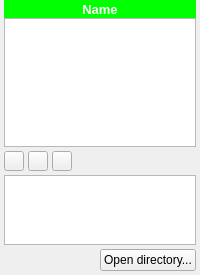
Old version of the form spinetoolbox/ui/subwindow_view.ui in the repository spine-tools/Spine-Toolbox.
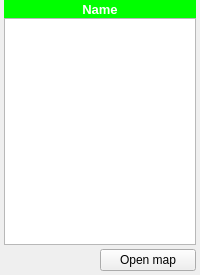
New version of the form. Icons and pictures are not drawn. Custom widgets are drawn as their Qt base class.

```diff
--- a/spinetoolbox/ui/subwindow_view.ui
+++ b/spinetoolbox/ui/subwindow_view.ui
@@ -148,153 +148,11 @@
        </item>
       </layout>
      </item>
-     <item>
-      <layout class="QHBoxLayout" name="horizontalLayout_2">
-       <property name="spacing">
-        <number>4</number>
-       </property>
-       <property name="leftMargin">
-        <number>0</number>
-       </property>
-       <property name="rightMargin">
-        <number>0</number>
-       </property>
-       <item>
-        <widget class="QToolButton" name="toolButton_plus">
-         <property name="sizePolicy">
-          <sizepolicy hsizetype="Fixed" vsizetype="Fixed">
-           <horstretch>0</horstretch>
-           <verstretch>0</verstretch>
-          </sizepolicy>
-         </property>
-         <property name="minimumSize">
-          <size>
-           <width>20</width>
-           <height>20</height>
-          </size>
-         </property>
-         <property name="maximumSize">
-          <size>
-           <width>20</width>
-           <height>20</height>
-          </size>
-         </property>
-         <property name="font">
-          <font>
-           <pointsize>10</pointsize>
-           <weight>75</weight>
-           <bold>true</bold>
-          </font>
-         </property>
-         <property name="toolTip">
-          <string>&lt;html&gt;&lt;head/&gt;&lt;body&gt;&lt;p&gt;Add references&lt;/p&gt;&lt;/body&gt;&lt;/html&gt;</string>
-         </property>
-         <property name="text">
-          <string/>
-         </property>
-         <property name="icon">
-          <iconset resource="resources/resources_icons.qrc">
-           <normaloff>:/icons/plus.png</normaloff>:/icons/plus.png</iconset>
-         </property>
-         <property name="popupMode">
-          <enum>QToolButton::InstantPopup</enum>
-         </property>
-        </widget>
-       </item>
-       <item>
-        <widget class="QToolButton" name="toolButton_minus">
-         <property name="sizePolicy">
-          <sizepolicy hsizetype="Fixed" vsizetype="Fixed">
-           <horstretch>0</horstretch>
-           <verstretch>0</verstretch>
-          </sizepolicy>
-         </property>
-         <property name="minimumSize">
-          <size>
-           <width>20</width>
-           <height>20</height>
-          </size>
-         </property>
-         <property name="maximumSize">
-          <size>
-           <width>20</width>
-           <height>20</height>
-          </size>
-         </property>
-         <property name="font">
-          <font>
-           <pointsize>10</pointsize>
-           <weight>75</weight>
-           <bold>true</bold>
-          </font>
-         </property>
-         <property name="toolTip">
-          <string>&lt;html&gt;&lt;head/&gt;&lt;body&gt;&lt;p&gt;Remove selected references or all if nothing is selected&lt;/p&gt;&lt;/body&gt;&lt;/html&gt;</string>
-         </property>
-         <property name="text">
-          <string/>
-         </property>
-         <property name="icon">
-          <iconset resource="resources/resources_icons.qrc">
-           <normaloff>:/icons/minus.png</normaloff>:/icons/minus.png</iconset>
-         </property>
-        </widget>
-       </item>
-       <item>
-        <widget class="QToolButton" name="toolButton_add">
-         <property name="maximumSize">
-          <size>
-           <width>20</width>
-           <height>20</height>
-          </size>
-         </property>
-         <property name="toolTip">
-          <string>&lt;html&gt;&lt;head/&gt;&lt;body&gt;&lt;p&gt;Add references to project.  Copies selected references into SQLite files in Data store's directory.&lt;/p&gt;&lt;/body&gt;&lt;/html&gt;</string>
-         </property>
-         <property name="text">
-          <string/>
-         </property>
-         <property name="icon">
-          <iconset resource="resources/resources_icons.qrc">
-           <normaloff>:/icons/import.png</normaloff>:/icons/import.png</iconset>
-         </property>
-        </widget>
-       </item>
-       <item>
-        <spacer name="horizontalSpacer">
-         <property name="orientation">
-          <enum>Qt::Horizontal</enum>
-         </property>
-         <property name="sizeHint" stdset="0">
-          <size>
-           <width>40</width>
-           <height>20</height>
-          </size>
-         </property>
-        </spacer>
-       </item>
-      </layout>
-     </item>
      <item>
       <layout class="QVBoxLayout" name="verticalLayout_2">
        <property name="spacing">
         <number>0</number>
        </property>
-       <item>
-        <widget class="DataTreeView" name="treeView_data">
-         <property name="font">
-          <font>
-           <pointsize>10</pointsize>
-          </font>
-         </property>
-         <property name="acceptDrops">
-          <bool>true</bool>
-         </property>
-         <property name="rootIsDecorated">
-          <bool>false</bool>
-         </property>
-        </widget>
-       </item>
       </layout>
      </item>
      <item>
@@ -333,7 +191,7 @@
           <string>&lt;html&gt;&lt;head/&gt;&lt;body&gt;&lt;p&gt;Open Data Store directory in file browser&lt;/p&gt;&lt;/body&gt;&lt;/html&gt;</string>
          </property>
          <property name="text">
-          <string>Open directory...</string>
+          <string>Open map</string>
          </property>
         </widget>
        </item>
@@ -345,11 +203,6 @@
   <zorder></zorder>
  </widget>
  <customwidgets>
-  <customwidget>
-   <class>DataTreeView</class>
-   <extends>QTreeView</extends>
-   <header>widgets/custom_qtreeview.h</header>
-  </customwidget>
   <customwidget>
    <class>ReferencesTreeView</class>
    <extends>QTreeView</extends>
```
Left out of the diff: 6 changed lines with no effect on the pictures.
